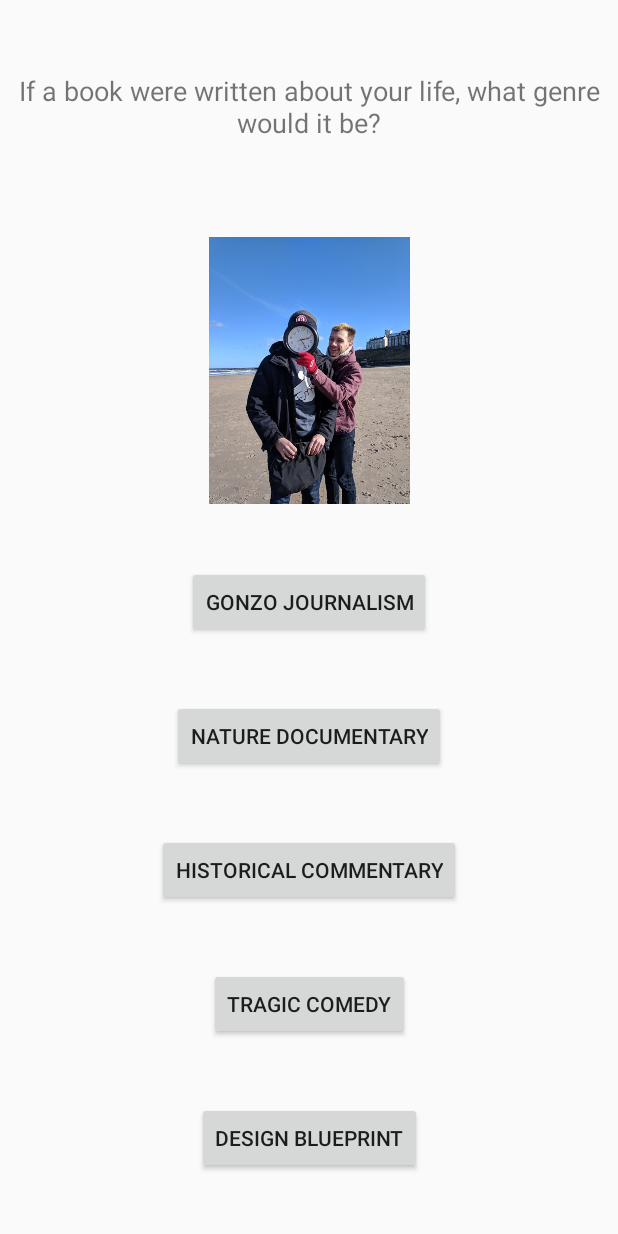
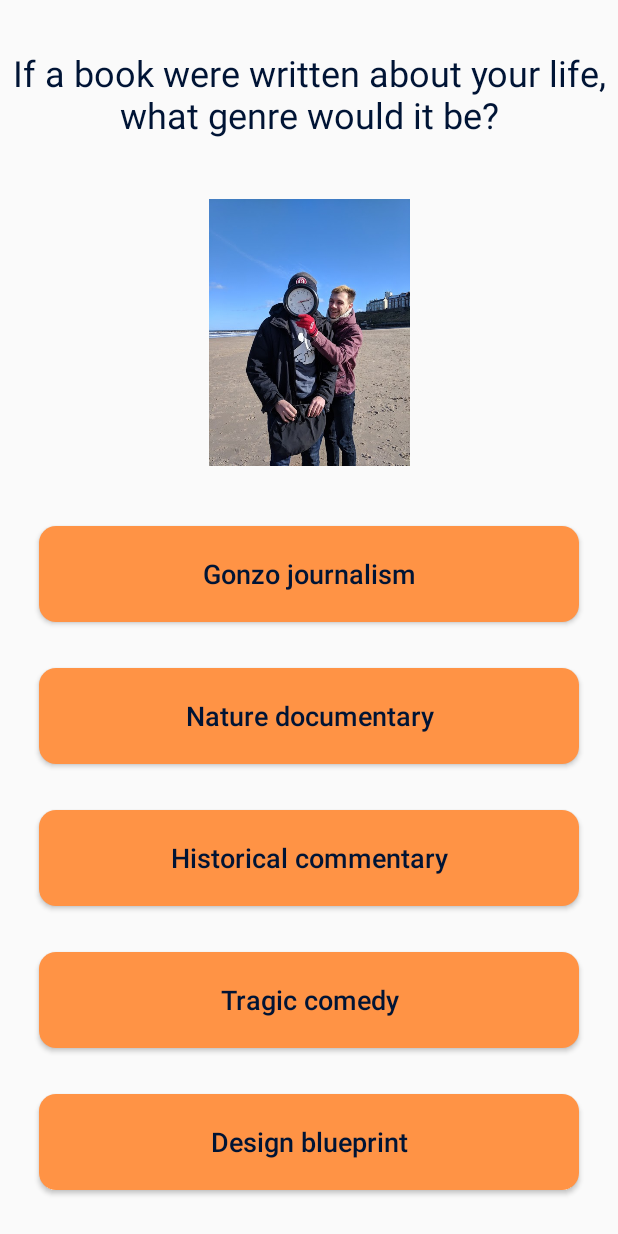
Before and after one commit to LexuLexu/Fab_Fal_Quiz, an Android app: the QuizActivity screen opened directly, with no data from a screen before it, on a phone screen of 412 x 824 dp. Run offline under Robolectric (Android 15) with nearby library versions, the phone set to English and light mode, and no system bars.

Commit message:
button styles update

```diff
--- /dev/null
+++ b/app/src/main/res/drawable/rounded_corners.xml
@@ -0,0 +1,14 @@
+<?xml version="1.0" encoding="utf-8"?>
+<shape
+    xmlns:android="http://schemas.android.com/apk/res/android"
+    android:shape="rectangle"   >
+
+    <solid
+        android:color="@color/colorAccent" >
+    </solid>
+
+    <corners
+        android:radius="11dp"   >
+    </corners>
+
+</shape>
--- a/app/src/main/res/layout/activity_quiz.xml
+++ b/app/src/main/res/layout/activity_quiz.xml
@@ -10,7 +10,7 @@
         android:id="@+id/pictureView"
         android:layout_width="258dp"
         android:layout_height="178dp"
-        android:layout_marginTop="64dp"
+        app:layout_constraintBottom_toTopOf="@+id/button4"
         app:layout_constraintEnd_toEndOf="parent"
         app:layout_constraintHorizontal_bias="0.5"
         app:layout_constraintStart_toStartOf="parent"
@@ -21,10 +21,13 @@
         android:id="@+id/questionText"
         android:layout_width="wrap_content"
         android:layout_height="wrap_content"
-        android:layout_marginTop="48dp"
+        android:layout_marginStart="16dp"
+        android:layout_marginTop="32dp"
+        android:layout_marginEnd="16dp"
         android:text="TextView"
         android:textAlignment="center"
-        android:textSize="18sp"
+        android:textColor="@color/colorPrimaryDark"
+        android:textSize="24sp"
         app:layout_constraintEnd_toEndOf="parent"
         app:layout_constraintHorizontal_bias="0.5"
         app:layout_constraintStart_toStartOf="parent"
@@ -32,9 +35,13 @@
 
     <Button
         android:id="@+id/button1"
-        android:layout_width="wrap_content"
-        android:layout_height="wrap_content"
+        android:layout_width="360dp"
+        android:layout_height="64dp"
+        android:background="@drawable/rounded_corners"
         android:text="Button"
+        android:textAllCaps="false"
+        android:textColor="@color/colorPrimaryDark"
+        android:textSize="18sp"
         app:layout_constraintBottom_toTopOf="@+id/button2"
         app:layout_constraintEnd_toEndOf="parent"
         app:layout_constraintHorizontal_bias="0.5"
@@ -43,9 +50,13 @@
 
     <Button
         android:id="@+id/button2"
-        android:layout_width="wrap_content"
-        android:layout_height="wrap_content"
+        android:layout_width="360dp"
+        android:layout_height="64dp"
+        android:background="@drawable/rounded_corners"
         android:text="Button"
+        android:textAllCaps="false"
+        android:textColor="@color/colorPrimaryDark"
+        android:textSize="18sp"
         app:layout_constraintBottom_toBottomOf="parent"
         app:layout_constraintEnd_toEndOf="parent"
         app:layout_constraintHorizontal_bias="0.5"
@@ -54,9 +65,13 @@
 
     <Button
         android:id="@+id/button3"
-        android:layout_width="wrap_content"
-        android:layout_height="wrap_content"
+        android:layout_width="360dp"
+        android:layout_height="64dp"
+        android:background="@drawable/rounded_corners"
         android:text="Button"
+        android:textAllCaps="false"
+        android:textColor="@color/colorPrimaryDark"
+        android:textSize="18sp"
         app:layout_constraintBottom_toTopOf="@+id/button5"
         app:layout_constraintEnd_toEndOf="parent"
         app:layout_constraintHorizontal_bias="0.5"
@@ -65,20 +80,29 @@
 
     <Button
         android:id="@+id/button4"
-        android:layout_width="wrap_content"
-        android:layout_height="wrap_content"
+        android:layout_width="360dp"
+        android:layout_height="64dp"
+        android:layout_marginTop="320dp"
+        android:background="@drawable/rounded_corners"
         android:text="Button"
+        android:textAllCaps="false"
+        android:textColor="@color/colorPrimaryDark"
+        android:textSize="18sp"
         app:layout_constraintBottom_toTopOf="@+id/button3"
         app:layout_constraintEnd_toEndOf="parent"
         app:layout_constraintHorizontal_bias="0.5"
         app:layout_constraintStart_toStartOf="parent"
-        app:layout_constraintTop_toBottomOf="@+id/pictureView" />
+        app:layout_constraintTop_toTopOf="parent" />
 
     <Button
         android:id="@+id/button5"
-        android:layout_width="wrap_content"
-        android:layout_height="wrap_content"
+        android:layout_width="360dp"
+        android:layout_height="64dp"
+        android:background="@drawable/rounded_corners"
         android:text="Button"
+        android:textAllCaps="false"
+        android:textColor="@color/colorPrimaryDark"
+        android:textSize="18sp"
         app:layout_constraintBottom_toTopOf="@+id/button1"
         app:layout_constraintEnd_toEndOf="parent"
         app:layout_constraintHorizontal_bias="0.5"
--- a/app/src/main/res/values/colors.xml
+++ b/app/src/main/res/values/colors.xml
@@ -1,7 +1,7 @@
 <?xml version="1.0" encoding="utf-8"?>
 <resources>
-    <color name="colorPrimary">#008577</color>
-    <color name="colorPrimaryDark">#4B0000</color>
-    <color name="colorAccent">#D81B60</color>
-    <color name="backgroundMain">#B40000</color>
+    <color name="colorPrimary">#3F4880</color>
+    <color name="colorPrimaryDark">#001435</color>
+    <color name="colorAccent">#FF9345</color>
+    <color name="backgroundMain">#FFE5CD</color>
 </resources>
```
